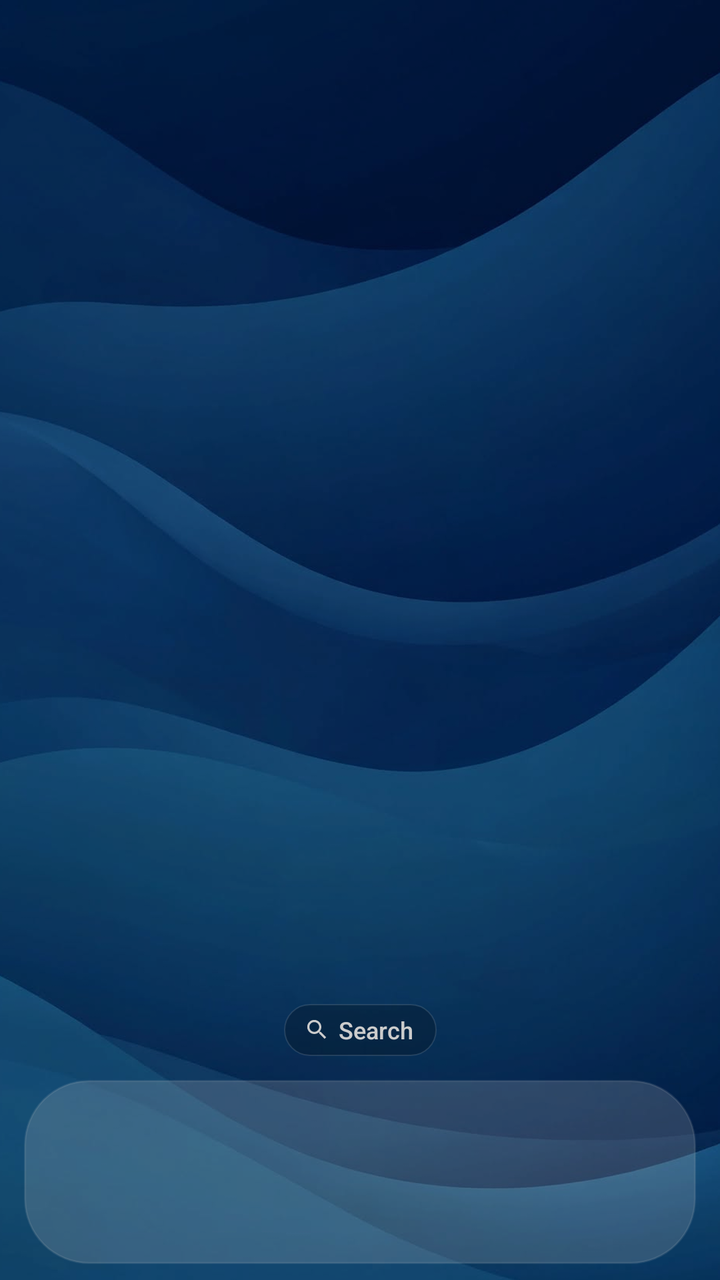
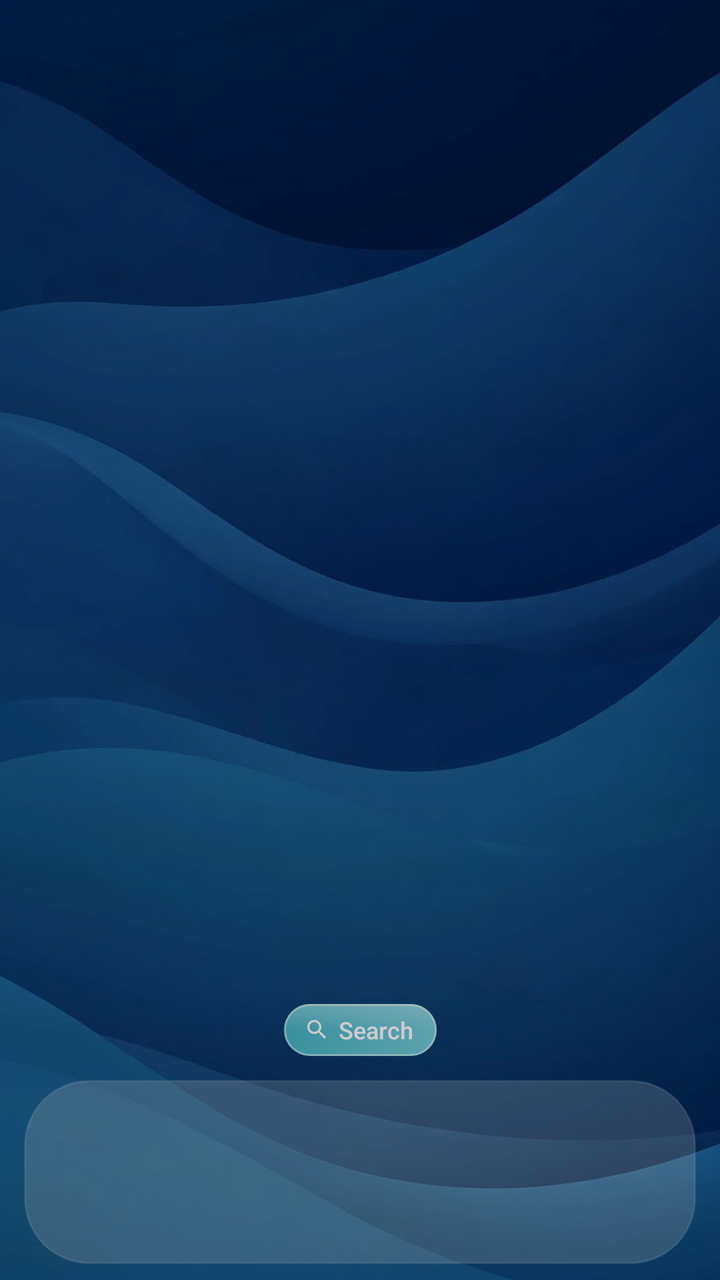

Compare the two renders of this Android layout. The source of the first and the diff that turns it into the second are given below.
<!-- AndroidManifest.xml: activity theme Theme.LauncherApp.Home -->
<!-- res/layout/activity_launcher_home.xml -->
<?xml version="1.0" encoding="utf-8"?>
<androidx.constraintlayout.widget.ConstraintLayout xmlns:android="http://schemas.android.com/apk/res/android"
    xmlns:app="http://schemas.android.com/apk/res-auto"
    xmlns:tools="http://schemas.android.com/tools"
    android:layout_width="match_parent"
    android:layout_height="match_parent"
    tools:context=".ui.activities.LauncherHomeActivity">

    
    <ImageView
        android:id="@+id/wallpaper"
        android:layout_width="0dp"
        android:layout_height="0dp"
        android:contentDescription="@null"
        android:scaleType="centerCrop"
        android:src="@drawable/walapepr_1"
        app:layout_constraintBottom_toBottomOf="parent"
        app:layout_constraintEnd_toEndOf="parent"
        app:layout_constraintStart_toStartOf="parent"
        app:layout_constraintTop_toTopOf="parent" />

    <androidx.constraintlayout.widget.ConstraintLayout
        android:id="@+id/homeContent"
        android:layout_width="0dp"
        android:layout_height="0dp"
        app:layout_constraintBottom_toBottomOf="parent"
        app:layout_constraintEnd_toEndOf="parent"
        app:layout_constraintStart_toStartOf="parent"
        app:layout_constraintTop_toTopOf="parent">

        
        <androidx.viewpager2.widget.ViewPager2
            android:id="@+id/homePager"
            android:layout_width="0dp"
            android:layout_height="0dp"
            app:layout_constraintBottom_toBottomOf="parent"
            app:layout_constraintEnd_toEndOf="parent"
            app:layout_constraintStart_toStartOf="parent"
            app:layout_constraintTop_toTopOf="parent" />

        
        <TextView
            android:id="@+id/searchPill"
            android:layout_width="wrap_content"
            android:layout_height="wrap_content"
            android:layout_marginBottom="12dp"
            android:background="@drawable/home_search_pill_background"
            android:drawablePadding="4dp"
            android:fontFamily="sans-serif-medium"
            android:gravity="center"
            android:minHeight="26dp"
            android:paddingStart="10dp"
            android:paddingTop="4dp"
            android:paddingEnd="12dp"
            android:paddingBottom="4dp"
            android:text="@string/home_search"
            android:textColor="@android:color/white"
            android:textSize="12sp"
            app:drawableStartCompat="@drawable/ic_home_search"
            app:layout_constraintBottom_toTopOf="@id/dock"
            app:layout_constraintEnd_toEndOf="parent"
            app:layout_constraintStart_toStartOf="parent" />

        
        <LinearLayout
            android:id="@+id/pageIndicator"
            android:layout_width="wrap_content"
            android:layout_height="wrap_content"
            android:alpha="0"
            android:gravity="center"
            android:orientation="horizontal"
            app:layout_constraintBottom_toBottomOf="@id/searchPill"
            app:layout_constraintEnd_toEndOf="parent"
            app:layout_constraintStart_toStartOf="parent"
            app:layout_constraintTop_toTopOf="@id/searchPill" />

        
        <LinearLayout
            android:id="@+id/dock"
            android:layout_width="0dp"
            android:layout_height="wrap_content"
            android:layout_marginStart="12dp"
            android:layout_marginEnd="12dp"
            android:layout_marginBottom="8dp"
            android:background="@drawable/home_dock_background"
            android:baselineAligned="false"
            android:gravity="center_vertical"
            android:minHeight="92dp"
            android:orientation="horizontal"
            android:paddingStart="8dp"
            android:paddingTop="16dp"
            android:paddingEnd="8dp"
            android:paddingBottom="16dp"
            app:layout_constraintBottom_toBottomOf="parent"
            app:layout_constraintEnd_toEndOf="parent"
            app:layout_constraintStart_toStartOf="parent" />
        <TextView
            android:id="@+id/doneButton"
            android:layout_width="wrap_content"
            android:layout_height="wrap_content"
            android:layout_marginTop="4dp"
            android:layout_marginEnd="16dp"
            android:background="@drawable/home_search_pill_background"
            android:fontFamily="sans-serif-medium"
            android:minHeight="30dp"
            android:gravity="center"
            android:paddingStart="16dp"
            android:paddingEnd="16dp"
            android:text="@string/edit_mode_done"
            android:textColor="@android:color/white"
            android:textSize="14sp"
            android:visibility="gone"
            app:layout_constraintEnd_toEndOf="parent"
            app:layout_constraintTop_toTopOf="parent" />

    </androidx.constraintlayout.widget.ConstraintLayout>

    
    <FrameLayout
        android:id="@+id/dragLayer"
        android:layout_width="0dp"
        android:layout_height="0dp"
        app:layout_constraintBottom_toBottomOf="parent"
        app:layout_constraintEnd_toEndOf="parent"
        app:layout_constraintStart_toStartOf="parent"
        app:layout_constraintTop_toTopOf="parent" />


    <FrameLayout
        android:id="@+id/menuLayer"
        android:layout_width="0dp"
        android:layout_height="0dp"
        android:visibility="gone"
        app:layout_constraintBottom_toBottomOf="parent"
        app:layout_constraintEnd_toEndOf="parent"
        app:layout_constraintStart_toStartOf="parent"
        app:layout_constraintTop_toTopOf="parent" />

    
    <FrameLayout
        android:id="@+id/loadingOverlay"
        android:layout_width="0dp"
        android:layout_height="0dp"
        android:background="#33000000"
        android:clickable="true"
        android:focusable="true"
        app:layout_constraintBottom_toBottomOf="parent"
        app:layout_constraintEnd_toEndOf="parent"
        app:layout_constraintStart_toStartOf="parent"
        app:layout_constraintTop_toTopOf="parent">

        <ProgressBar
            android:layout_width="40dp"
            android:layout_height="40dp"
            android:layout_gravity="center"
            android:indeterminateTint="@android:color/white" />

    </FrameLayout>

    
    <FrameLayout
        android:id="@+id/folderOverlay"
        android:layout_width="0dp"
        android:layout_height="0dp"
        android:background="#B3000000"
        android:clickable="true"
        android:focusable="true"
        android:visibility="gone"
        app:layout_constraintBottom_toBottomOf="parent"
        app:layout_constraintEnd_toEndOf="parent"
        app:layout_constraintStart_toStartOf="parent"
        app:layout_constraintTop_toTopOf="parent">

        <LinearLayout
            android:layout_width="wrap_content"
            android:layout_height="wrap_content"
            android:layout_gravity="center"
            android:gravity="center"
            android:orientation="vertical">

            <TextView
                android:id="@+id/folderTitle"
                android:layout_width="wrap_content"
                android:layout_height="wrap_content"
                android:layout_marginBottom="16dp"
                android:fontFamily="sans-serif-medium"
                android:textColor="@android:color/white"
                android:textSize="20sp" />

            <FrameLayout
                android:layout_width="wrap_content"
                android:layout_height="wrap_content"
                android:background="@drawable/folder_panel_background"
                android:clickable="true"
                android:focusable="true"
                android:minWidth="260dp"
                android:padding="12dp">

                <android.widget.GridLayout
                    android:id="@+id/folderGrid"
                    android:layout_width="wrap_content"
                    android:layout_height="wrap_content"
                    android:columnCount="3" />

            </FrameLayout>

        </LinearLayout>

    </FrameLayout>

</androidx.constraintlayout.widget.ConstraintLayout>
<!-- resources referenced by this layout -->
<resources>
  <!-- drawable folder_panel_background (drawable) -->
  <?xml version="1.0" encoding="utf-8"?>
  <shape xmlns:android="http://schemas.android.com/apk/res/android">
      <solid android:color="#D9F2F2F2" />
      <corners android:radius="28dp" />
  </shape>
  <!-- drawable home_dock_background (drawable) -->
  <?xml version="1.0" encoding="utf-8"?>
  <shape xmlns:android="http://schemas.android.com/apk/res/android"
      android:shape="rectangle">
      <solid android:color="#33FFFFFF" />
      <stroke
          android:width="1dp"
          android:color="#1FFFFFFF" />
      <corners android:radius="32dp" />
  </shape>
  <!-- drawable home_search_pill_background (drawable) -->
  <?xml version="1.0" encoding="utf-8"?>
  <shape xmlns:android="http://schemas.android.com/apk/res/android"
      android:shape="rectangle">
      <solid android:color="#38000000" />
      <stroke
          android:width="0.5dp"
          android:color="#26FFFFFF" />
      <corners android:radius="100dp" />
  </shape>
  <!-- drawable ic_home_search (drawable) -->
  <?xml version="1.0" encoding="utf-8"?>
  <vector xmlns:android="http://schemas.android.com/apk/res/android"
      android:width="13dp"
      android:height="13dp"
      android:viewportWidth="24"
      android:viewportHeight="24">
      <path
          android:fillColor="#FFFFFFFF"
          android:pathData="M15.5,14h-0.79l-0.28,-0.27C15.41,12.59 16,11.11 16,9.5 16,5.91 13.09,3 9.5,3S3,5.91 3,9.5 5.91,16 9.5,16c1.61,0 3.09,-0.59 4.23,-1.57l0.27,0.28v0.79l5,4.99L20.49,19l-4.99,-5zM9.5,14C7.01,14 5,11.99 5,9.5S7.01,5 9.5,5 14,7.01 14,9.5 11.99,14 9.5,14z" />
  </vector>
  <!-- drawable walapepr_1: png bitmap (drawable, 828454 bytes) -->
  <string name="edit_mode_done">Done</string>
  <string name="home_search">Search</string>
  <style name="Theme.LauncherApp.Home" parent="Theme.Material3.DayNight.NoActionBar">
          <item name="android:windowShowWallpaper">true</item>
          <item name="android:windowBackground">@android:color/transparent</item>
          <item name="android:windowNoTitle">true</item>
          <item name="android:colorBackgroundCacheHint">@null</item>
          <item name="android:statusBarColor">@android:color/transparent</item>
          <item name="android:navigationBarColor">@android:color/transparent</item>
          <item name="android:windowLightStatusBar">false</item>
          <item name="android:windowDrawsSystemBarBackgrounds">true</item>
      </style>
</resources>

<!-- the commit's change to res/layout/activity_launcher_home.xml (unified diff, before → after) -->
@@ -44,7 +44,7 @@
             android:layout_width="wrap_content"
             android:layout_height="wrap_content"
             android:layout_marginBottom="12dp"
-            android:background="@drawable/home_search_pill_background"
+            android:background="@drawable/home_glass_pill_background"
             android:drawablePadding="4dp"
             android:fontFamily="sans-serif-medium"
             android:gravity="center"
@@ -67,8 +67,13 @@
             android:layout_width="wrap_content"
             android:layout_height="wrap_content"
             android:alpha="0"
+            android:background="@drawable/home_glass_pill_background"
             android:gravity="center"
             android:orientation="horizontal"
+            android:paddingStart="10dp"
+            android:paddingTop="6dp"
+            android:paddingEnd="10dp"
+            android:paddingBottom="6dp"
             app:layout_constraintBottom_toBottomOf="@id/searchPill"
             app:layout_constraintEnd_toEndOf="parent"
             app:layout_constraintStart_toStartOf="parent"
<!-- resource entries referenced after the edit -->
@@ -16,6 +16,47 @@
           android:color="#1FFFFFFF" />
       <corners android:radius="32dp" />
   </shape>
+  <!-- drawable home_glass_pill_background (drawable) -->
+  <?xml version="1.0" encoding="utf-8"?>
+  <layer-list xmlns:android="http://schemas.android.com/apk/res/android">
+  
+      
+      <item>
+          <shape android:shape="rectangle">
+              <gradient
+                  android:angle="0"
+                  android:startColor="#E64FC1D1"
+                  android:endColor="#E67FD9E4"
+                  android:type="linear" />
+              <corners android:radius="100dp" />
+          </shape>
+      </item>
+  
+      
+      <item>
+          <shape android:shape="rectangle">
+              <gradient
+                  android:angle="270"
+                  android:startColor="#40FFFFFF"
+                  android:centerColor="#00FFFFFF"
+                  android:endColor="#00FFFFFF"
+                  android:type="linear" />
+              <corners android:radius="100dp" />
+          </shape>
+      </item>
+  
+      
+      <item>
+          <shape android:shape="rectangle">
+              <solid android:color="@android:color/transparent" />
+              <stroke
+                  android:width="1dp"
+                  android:color="#73FFFFFF" />
+              <corners android:radius="100dp" />
+          </shape>
+      </item>
+  
+  </layer-list>
   <!-- drawable home_search_pill_background (drawable) -->
   <?xml version="1.0" encoding="utf-8"?>
   <shape xmlns:android="http://schemas.android.com/apk/res/android"
